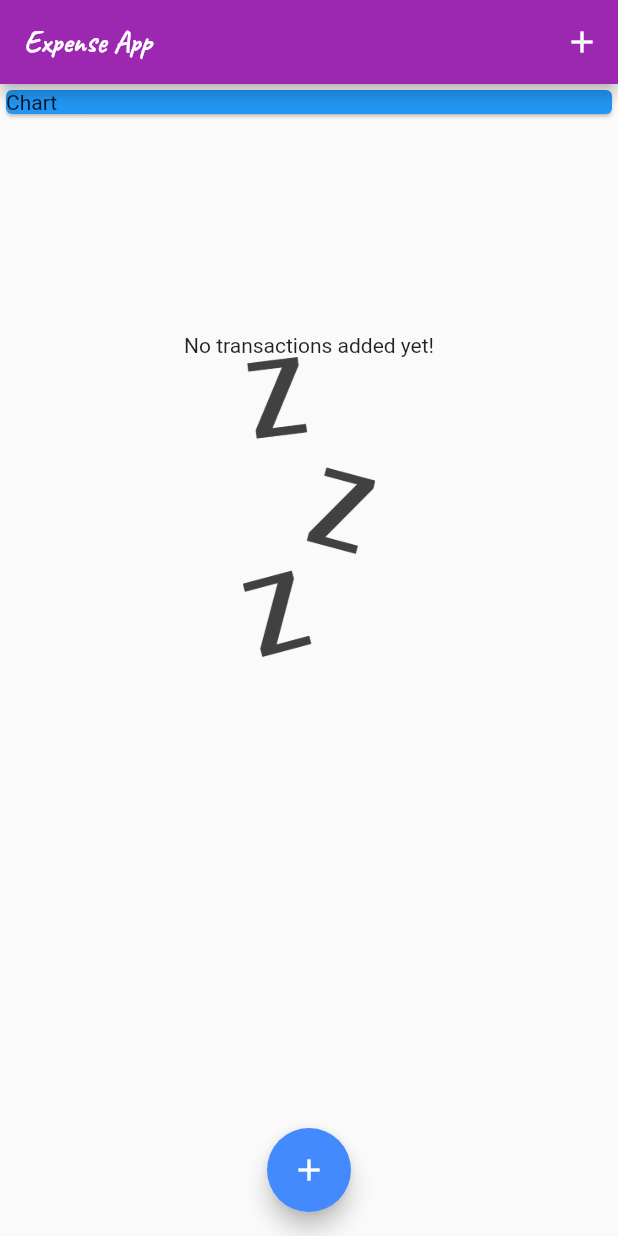
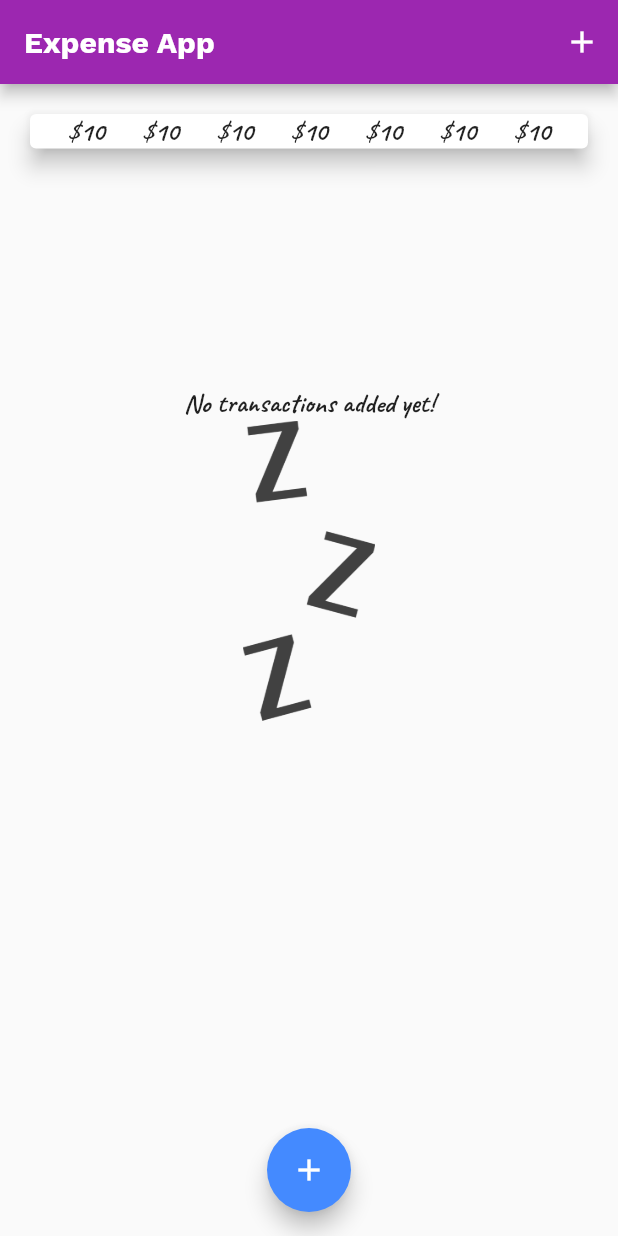
Before and after one commit to kterrago18/expense_app, a Flutter app: the screen it shows after launch, on a phone screen of 412 x 824 dp. Run offline on Flutter 3.47's test engine with Material 2 defaults, Android fonts, the phone set to English and light mode, and no system bars.

```diff
--- a/lib/main.dart
+++ b/lib/main.dart
@@ -1,9 +1,12 @@
+import 'package:expense_app/widgets/chart.dart';
 import 'package:expense_app/widgets/transaction_list.dart';
 import 'package:flutter/material.dart';
 
 import './models/transaction.dart';
 
 import './widgets/new_transaction.dart';
+
+import 'package:intl/intl.dart';
 
 void main() => runApp(MyApp());
 
@@ -16,14 +19,19 @@ class MyApp extends StatelessWidget {
       theme: ThemeData(
           fontFamily: 'WorkSans',
           textTheme: ThemeData.light().textTheme.copyWith(
-              title: TextStyle(
-                  fontFamily: 'Caveat',
-                  fontSize: 18.0,
-                  fontWeight: FontWeight.bold)),
+                body1: TextStyle(
+                    fontFamily: 'Caveat',
+                    fontSize: 18.0,
+                    fontWeight: FontWeight.bold),
+                title: TextStyle(
+                    fontFamily: 'WorkSans',
+                    fontSize: 18.0,
+                    fontWeight: FontWeight.bold),
+              ),
           appBarTheme: AppBarTheme(
               textTheme: ThemeData.light().textTheme.copyWith(
                   title: TextStyle(
-                      fontFamily: 'Caveat',
+                      fontFamily: 'WorkSans',
                       fontSize: 20.0,
                       fontWeight: FontWeight.bold))),
           primarySwatch: Colors.purple,
@@ -44,6 +52,16 @@ class MyHomePage extends StatefulWidget {
 
 class _MyHomePageState extends State<MyHomePage> {
   final List<Transaction> _transactions = [];
+
+  List<Transaction> get _recentTransactions {
+    return _transactions.where((tx) {
+      return tx.dateTime.isAfter(
+        DateTime.now().subtract(
+          Duration(days: 7),
+        ),
+      );
+    }).toList();
+  }
 
   void _addNewTransaction({String title, double amount}) {
     final newTransaction = Transaction(
@@ -91,9 +109,8 @@ class _MyHomePageState extends State<MyHomePage> {
           children: <Widget>[
             Container(
               width: double.infinity,
-              child: Card(
-                color: Colors.blue,
-                child: Text('Chart'),
+              child: Chart(
+                recentTransactions: _recentTransactions,
               ),
             ),
             TransactionList(transactions: _transactions),
--- /dev/null
+++ b/lib/widgets/chart.dart
@@ -0,0 +1,81 @@
+import 'package:expense_app/models/transaction.dart';
+import 'package:flutter/material.dart';
+import 'package:intl/intl.dart';
+
+class Chart extends StatelessWidget {
+  final List<Transaction> recentTransactions;
+
+  Chart({this.recentTransactions});
+
+  List<Map<String, Object>> get groupedTransactionValues {
+    return List.generate(7, (index) {
+      final weekDay = DateTime.now().subtract(
+        Duration(days: index),
+      );
+
+      double totalSum = 0.0;
+
+      for (var i = 0; i < recentTransactions.length; i++) {
+        if (recentTransactions[i].dateTime.day == weekDay.day &&
+            recentTransactions[i].dateTime.month == weekDay.month &&
+            recentTransactions[i].dateTime.year == weekDay.year) {
+          totalSum += recentTransactions[i].amount;
+        }
+      }
+
+      return {
+        'day': DateFormat.E().format(weekDay),
+        'amount': totalSum,
+      };
+    });
+  }
+
+  @override
+  Widget build(BuildContext context) {
+    print(groupedTransactionValues);
+    return Card(
+      elevation: 6.0,
+      margin: EdgeInsets.all(20),
+      child: Row(
+        mainAxisAlignment: MainAxisAlignment.spaceEvenly,
+        children: <Widget>[
+          Column(
+            children: <Widget>[
+              Text('\$10'),
+            ],
+          ),
+          Column(
+            children: <Widget>[
+              Text('\$10'),
+            ],
+          ),
+          Column(
+            children: <Widget>[
+              Text('\$10'),
+            ],
+          ),
+          Column(
+            children: <Widget>[
+              Text('\$10'),
+            ],
+          ),
+          Column(
+            children: <Widget>[
+              Text('\$10'),
+            ],
+          ),
+          Column(
+            children: <Widget>[
+              Text('\$10'),
+            ],
+          ),
+          Column(
+            children: <Widget>[
+              Text('\$10'),
+            ],
+          ),
+        ],
+      ),
+    );
+  }
+}
```
